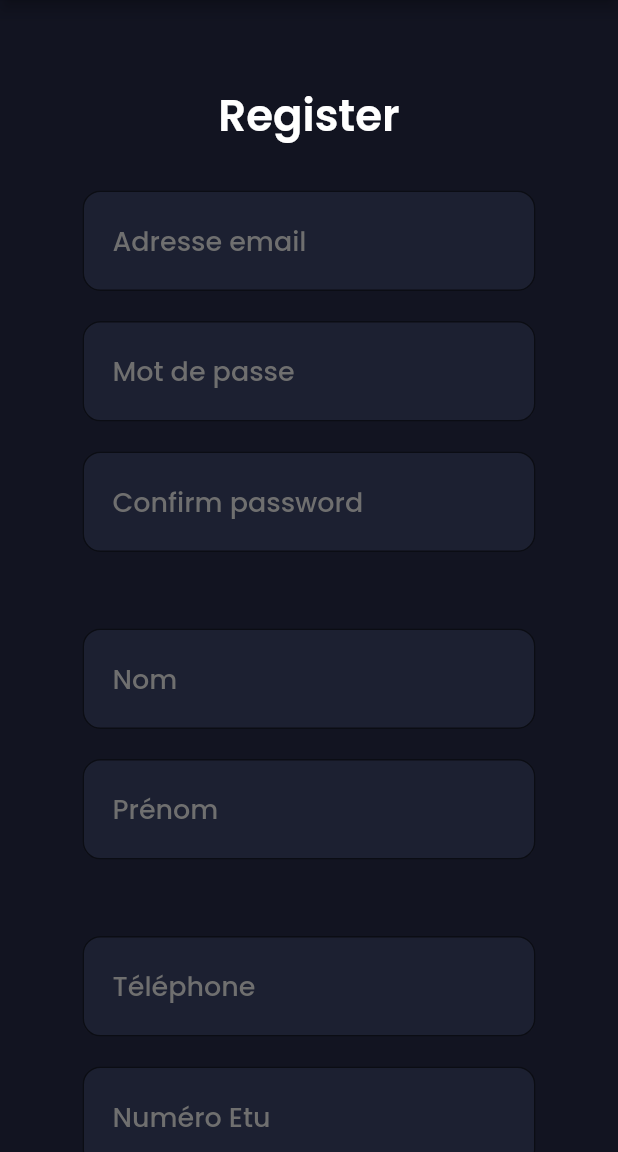
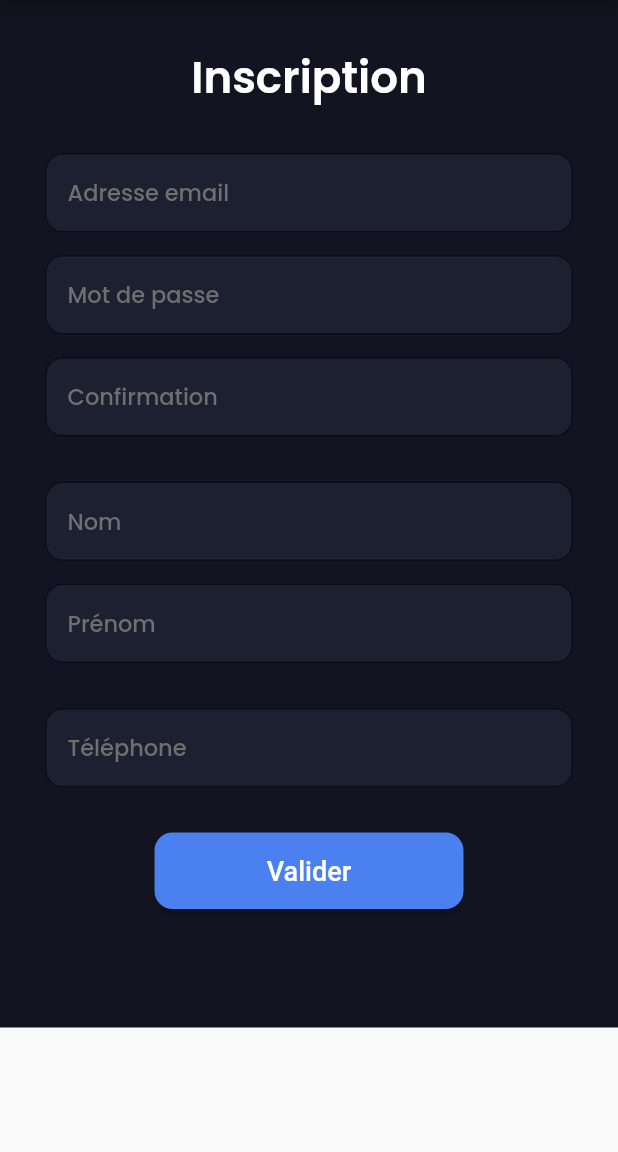
Before and after one commit to arnoux23u-IUTNC/CharleMiApp, a Flutter app: the Register screen opened directly, on a phone screen of 412 x 824 dp, the part 84-1236 px from its top. Run offline on Flutter 3.47's test engine with Material 2 defaults, Android fonts, the phone set to English and light mode, and no system bars; our stand-ins replace cloud_firestore, firebase_auth, firebase_core, flutter_spinkit, google_fonts; accounts and stored records are empty; statements that could not run were skipped.

Commit message:
login and register ok

```diff
--- a/charlemiapp-cli/lib/ressources/screens/register_page.dart
+++ b/charlemiapp-cli/lib/ressources/screens/register_page.dart
@@ -36,23 +36,21 @@ class _RegisterState extends State<Register> {
         validator: AuthenticationService.validateEmail,
         style: GoogleFonts.poppins(
           color: Colors.white,
-          fontSize: 18,
+          fontSize: 15,
           fontWeight: FontWeight.w500,
         ),
         autofocus: false,
         keyboardType: TextInputType.emailAddress,
-        onSaved: (value) {
-          print("saved");
-        },
         textInputAction: TextInputAction.next,
         decoration: InputDecoration(
           filled: true,
+          errorMaxLines: 2,
           fillColor: midDarkColor,
-          contentPadding: const EdgeInsets.fromLTRB(20, 20, 20, 20),
+          contentPadding: const EdgeInsets.fromLTRB(15, 15, 15, 15),
           hintText: "Adresse email",
           hintStyle: GoogleFonts.poppins(
             color: greyedFont,
-            fontSize: 18,
+            fontSize: 15,
             fontWeight: FontWeight.w500,
           ),
           border: OutlineInputBorder(
@@ -65,29 +63,28 @@ class _RegisterState extends State<Register> {
 
   Widget _passwordField() {
     return Container(
-      padding: const EdgeInsets.only(top: 20),
+      padding: const EdgeInsets.only(top: 15),
       child: TextFormField(
         controller: passwordController,
         validator: (value) => AuthenticationService.validatePassword(value!, null),
         style: GoogleFonts.poppins(
           color: Colors.white,
-          fontSize: 18,
+          fontSize: 15,
           fontWeight: FontWeight.w500,
         ),
         autofocus: false,
-        onSaved: (value) {
-          print("saved");
-        },
+        obscureText: true,
         textInputAction: TextInputAction.done,
         decoration: InputDecoration(
           filled: true,
+          errorMaxLines: 2,
           fillColor: midDarkColor,
           focusColor: midDarkColor,
-          contentPadding: const EdgeInsets.fromLTRB(20, 20, 20, 20),
+          contentPadding: const EdgeInsets.fromLTRB(15, 15, 15, 15),
           hintText: "Mot de passe",
           hintStyle: GoogleFonts.poppins(
             color: greyedFont,
-            fontSize: 18,
+            fontSize: 15,
             fontWeight: FontWeight.w500,
           ),
           border: OutlineInputBorder(
@@ -100,30 +97,28 @@ class _RegisterState extends State<Register> {
 
   Widget _confirmPasswordField() {
     return Container(
-      padding: const EdgeInsets.only(top: 20),
+      padding: const EdgeInsets.only(top: 15),
       child: TextFormField(
         controller: passwordConfirmController,
         obscureText: true,
         validator: (value) => AuthenticationService.validatePassword(value!, passwordController.text),
         style: GoogleFonts.poppins(
           color: Colors.white,
-          fontSize: 18,
+          fontSize: 15,
           fontWeight: FontWeight.w500,
         ),
         autofocus: false,
-        onSaved: (value) {
-          print("saved");
-        },
         textInputAction: TextInputAction.done,
         decoration: InputDecoration(
           filled: true,
+          errorMaxLines: 2,
           fillColor: midDarkColor,
           focusColor: midDarkColor,
-          contentPadding: const EdgeInsets.fromLTRB(20, 20, 20, 20),
-          hintText: "Confirm password",
+          contentPadding: const EdgeInsets.fromLTRB(15, 15, 15, 15),
+          hintText: "Confirmation",
           hintStyle: GoogleFonts.poppins(
             color: greyedFont,
-            fontSize: 18,
+            fontSize: 15,
             fontWeight: FontWeight.w500,
           ),
           border: OutlineInputBorder(
@@ -136,29 +131,27 @@ class _RegisterState extends State<Register> {
 
   Widget _lastnameField() {
     return Container(
-      padding: const EdgeInsets.only(top: 51),
+      padding: const EdgeInsets.only(top: 30),
       child: TextFormField(
         controller: lastNameController,
-        validator: (value) => value!.isEmpty || value.length < 3 ? "Enter a valid last name" : null,
+        validator: (value) => value!.isEmpty || value.length < 3 ? "Entrez une valeur" : null,
         style: GoogleFonts.poppins(
           color: Colors.white,
-          fontSize: 18,
+          fontSize: 15,
           fontWeight: FontWeight.w500,
         ),
         autofocus: false,
         keyboardType: TextInputType.name,
-        onSaved: (value) {
-          print("saved");
-        },
         textInputAction: TextInputAction.next,
         decoration: InputDecoration(
           filled: true,
+          errorMaxLines: 2,
           fillColor: midDarkColor,
-          contentPadding: const EdgeInsets.fromLTRB(20, 20, 20, 20),
+          contentPadding: const EdgeInsets.fromLTRB(15, 15, 15, 15),
           hintText: "Nom",
           hintStyle: GoogleFonts.poppins(
             color: greyedFont,
-            fontSize: 18,
+            fontSize: 15,
             fontWeight: FontWeight.w500,
           ),
           border: OutlineInputBorder(
@@ -171,29 +164,27 @@ class _RegisterState extends State<Register> {
 
   Widget _firstnameField() {
     return Container(
-      padding: const EdgeInsets.only(top: 20),
+      padding: const EdgeInsets.only(top: 15),
       child: TextFormField(
         controller: firstNameController,
-        validator: (value) => value!.isEmpty || value.length < 3 ? "Enter a valid first name" : null,
+        validator: (value) => value!.isEmpty || value.length < 3 ? "Entrez une valeur" : null,
         style: GoogleFonts.poppins(
           color: Colors.white,
-          fontSize: 18,
+          fontSize: 15,
           fontWeight: FontWeight.w500,
         ),
         autofocus: false,
         keyboardType: TextInputType.name,
-        onSaved: (value) {
-          print("saved");
-        },
         textInputAction: TextInputAction.next,
         decoration: InputDecoration(
           filled: true,
+          errorMaxLines: 2,
           fillColor: midDarkColor,
-          contentPadding: const EdgeInsets.fromLTRB(20, 20, 20, 20),
+          contentPadding: const EdgeInsets.fromLTRB(15, 15, 15, 15),
           hintText: "Prénom",
           hintStyle: GoogleFonts.poppins(
             color: greyedFont,
-            fontSize: 18,
+            fontSize: 15,
             fontWeight: FontWeight.w500,
           ),
           border: OutlineInputBorder(
@@ -206,29 +197,27 @@ class _RegisterState extends State<Register> {
 
   Widget _phoneField() {
     return Container(
-      padding: const EdgeInsets.only(top: 51),
+      padding: const EdgeInsets.only(top: 30),
       child: TextFormField(
         controller: numTelController,
         validator: AuthenticationService.validateNumTel,
         style: GoogleFonts.poppins(
           color: Colors.white,
-          fontSize: 18,
+          fontSize: 15,
           fontWeight: FontWeight.w500,
         ),
         autofocus: false,
         keyboardType: TextInputType.phone,
-        onSaved: (value) {
-          print("saved");
-        },
         textInputAction: TextInputAction.next,
         decoration: InputDecoration(
           filled: true,
+          errorMaxLines: 2,
           fillColor: midDarkColor,
-          contentPadding: const EdgeInsets.fromLTRB(20, 20, 20, 20),
+          contentPadding: const EdgeInsets.fromLTRB(15, 15, 15, 15),
           hintText: "Téléphone",
           hintStyle: GoogleFonts.poppins(
             color: greyedFont,
-            fontSize: 18,
+            fontSize: 15,
             fontWeight: FontWeight.w500,
           ),
           border: OutlineInputBorder(
@@ -239,31 +228,30 @@ class _RegisterState extends State<Register> {
     );
   }
 
-  Widget _studentCardField() {
+  /*Widget _studentCardField() {
     return Container(
-      padding: const EdgeInsets.only(top: 20),
+      padding: const EdgeInsets.only(top: 15),
       child: TextFormField(
         controller: carteEtuController,
         validator: AuthenticationService.validateCarteEtu,
         style: GoogleFonts.poppins(
           color: Colors.white,
-          fontSize: 18,
+          fontSize: 15,
           fontWeight: FontWeight.w500,
         ),
         autofocus: false,
-        keyboardType: TextInputType.name,
-        onSaved: (value) {
-          print("saved");
-        },
+        keyboardType: TextInputType.phone,
         textInputAction: TextInputAction.next,
         decoration: InputDecoration(
           filled: true,
+          errorMaxLines: 2,
           fillColor: midDarkColor,
-          contentPadding: const EdgeInsets.fromLTRB(20, 20, 20, 20),
-          hintText: "Numéro Etu",
+          contentPadding: const EdgeInsets.fromLTRB(15, 15, 15, 15),
+          hintText: "Numéro Etudiant",
+          //TODO AFFICHER BULLE CARTE
           hintStyle: GoogleFonts.poppins(
             color: greyedFont,
-            fontSize: 18,
+            fontSize: 15,
             fontWeight: FontWeight.w500,
           ),
           border: OutlineInputBorder(
@@ -272,12 +260,12 @@ class _RegisterState extends State<Register> {
         ),
       ),
     );
-  }
+  }*/
 
   Widget _submitBtn() {
     return Container(
-      padding: const EdgeInsets.only(top: 60, bottom: 15),
-      width: double.infinity,
+      padding: const EdgeInsets.only(top: 30, bottom: 15),
+      width: MediaQuery.of(context).size.width / 2,
       child: ElevatedButton(
         onPressed: () async {
           if (_formKey.currentState!.validate()) {
@@ -289,39 +277,39 @@ class _RegisterState extends State<Register> {
             final String lastName = lastNameController.text;
             final String firstName = firstNameController.text;
             final String numTel = numTelController.text;
-            final String carteEtu = carteEtuController.text;
-            var user = await _auth.register(email, password, lastName, firstName, numTel, carteEtu);
+            //if(_auth.userExists(phone) || )
+            //final String carteEtu = carteEtuController.text;
+            var user = await _auth.register(email, password, lastName, firstName, numTel);
             setState(() {
               Home.loading = false;
             });
-            emailController.clear();
+            //emailController.clear();
             passwordController.clear();
             passwordConfirmController.clear();
-            lastNameController.clear();
+            /*lastNameController.clear();
             firstNameController.clear();
-            numTelController.clear();
-            carteEtuController.clear();
+            numTelController.clear();*/
+            //carteEtuController.clear();
             if (user == null) {
               setState(() {
                 Home.user = null;
-                error = "Error while registering";
+                error = "Erreur lors de l'enregistrement";
                 passwordController.clear();
                 passwordConfirmController.clear();
               });
             } else {
               setState(() {
                 error = "";
-                validate = "you are now registered, please login";
-                MaterialPageRoute(builder: (context) => const Login());
+                Navigator.pushAndRemoveUntil(context, MaterialPageRoute(builder: (context) => const Login(message: "Inscription effectuée, veuillez vous connecter")), (route) => false);
               });
             }
           }
         },
         child: const Text(
-          'Submit',
+          'Valider',
           style: TextStyle(color: Colors.white, fontSize: 18),
         ),
-        style: ButtonStyle(backgroundColor: MaterialStateProperty.all(buttonBlueColor), padding: MaterialStateProperty.all(const EdgeInsets.all(20)), shape: MaterialStateProperty.all(RoundedRectangleBorder(borderRadius: BorderRadius.circular(12)))),
+        style: ButtonStyle(backgroundColor: MaterialStateProperty.all(buttonBlueColor), padding: MaterialStateProperty.all(const EdgeInsets.all(15)), shape: MaterialStateProperty.all(RoundedRectangleBorder(borderRadius: BorderRadius.circular(12)))),
       ),
     );
   }
@@ -329,21 +317,22 @@ class _RegisterState extends State<Register> {
   @override
   Widget build(BuildContext context) {
     return Home.loading
-        ? Loader()
+        ? const Loader()
         : Scaffold(
             appBar: const MyAppBarBack(),
             body: Container(
                 color: darkColor,
-                child: SingleChildScrollView(
-                    child: Padding(
-                  padding: const EdgeInsets.all(55),
+                child: Scrollbar(
+                    child: SingleChildScrollView(
+                        child: Padding(
+                  padding: const EdgeInsets.all(30),
                   child: Form(
                     key: _formKey,
                     child: Column(
                       mainAxisAlignment: MainAxisAlignment.center,
                       children: <Widget>[
                         Text(
-                          "Register",
+                          "Inscription",
                           style: GoogleFonts.poppins(
                             color: whiteColor,
                             fontSize: 29,
@@ -356,12 +345,24 @@ class _RegisterState extends State<Register> {
                         _lastnameField(),
                         _firstnameField(),
                         _phoneField(),
-                        _studentCardField(),
-                        _submitBtn()
+                        //TODO TEMPORARY REMOVED _studentCardField(),
+                        _submitBtn(),
+                        Padding(
+                          padding: const EdgeInsets.only(top: 10),
+                          child: Text(
+                            error,
+                            textAlign: TextAlign.center,
+                            style: GoogleFonts.poppins(
+                              color: Colors.red,
+                              fontSize: 16,
+                              fontWeight: FontWeight.w600,
+                            ),
+                          ),
+                        ),
                       ],
                     ),
                   ),
-                ))),
+                )))),
           );
   }
 }
```
Also changed, not shown: charlemiapp-cli/lib/ressources/screens/login_page.dart (+35 -19 lines), charlemiapp-cli/lib/ressources/screens/profile_page.dart (added, +37 -0 lines).
